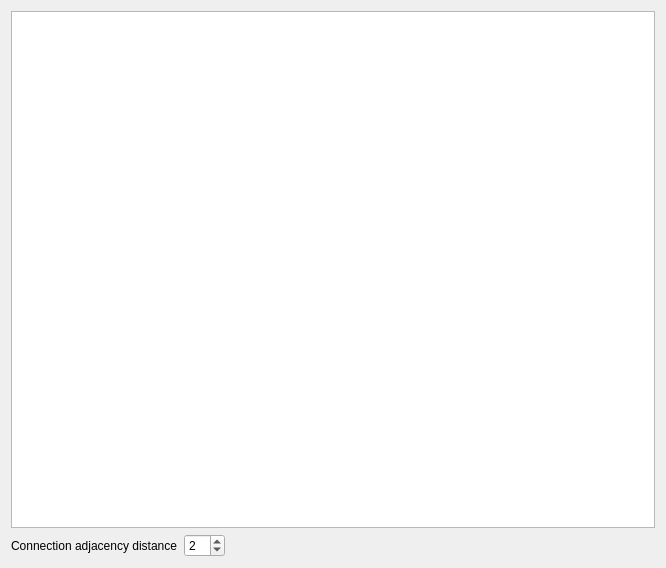
Old version of the form App/Dialogs/SkeletonInspector/SkeletonInspector.ui in the repository FelixdelasPozas/EspINA.
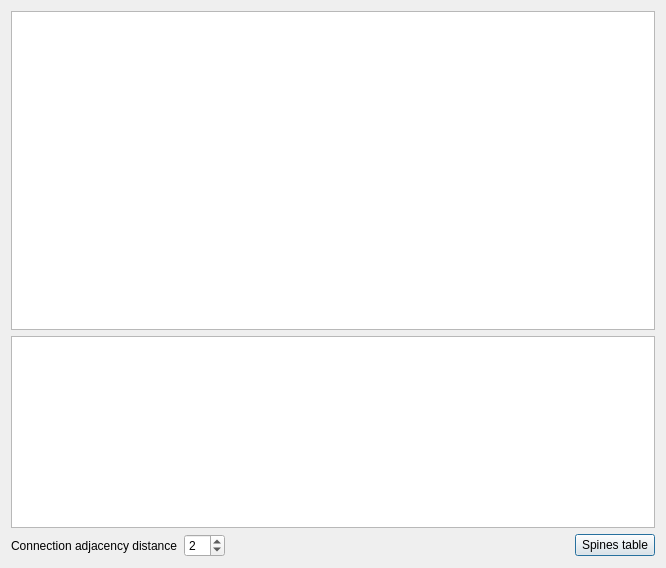
New version of the form. Icons and pictures are not drawn. Custom widgets are drawn as their Qt base class.

Commit message: Spine information computation. Added spine table to skeleton inspector, shown only on dendrites.

The edit to the form file:
```diff
--- a/App/Dialogs/SkeletonInspector/SkeletonInspector.ui
+++ b/App/Dialogs/SkeletonInspector/SkeletonInspector.ui
@@ -17,7 +17,7 @@
    <iconset resource="../../rsc/espina.qrc">
     <normaloff>:/espina/espina.svg</normaloff>:/espina/espina.svg</iconset>
   </property>
-  <layout class="QVBoxLayout" name="verticalLayout" stretch="1,0">
+  <layout class="QVBoxLayout" name="verticalLayout" stretch="1,0,0">
    <item>
     <widget class="QSplitter" name="m_splitter">
      <property name="orientation">
@@ -52,6 +52,9 @@
      </widget>
     </widget>
    </item>
+   <item>
+    <widget class="QTableWidget" name="m_table"/>
+   </item>
    <item>
     <layout class="QHBoxLayout" name="horizontalLayout">
      <item>
@@ -84,6 +87,16 @@
        </property>
       </spacer>
      </item>
+     <item>
+      <widget class="QPushButton" name="m_spinesButton">
+       <property name="text">
+        <string>Spines table</string>
+       </property>
+       <property name="checkable">
+        <bool>true</bool>
+       </property>
+      </widget>
+     </item>
     </layout>
    </item>
   </layout>
```
The commit also changes 10 other files.
